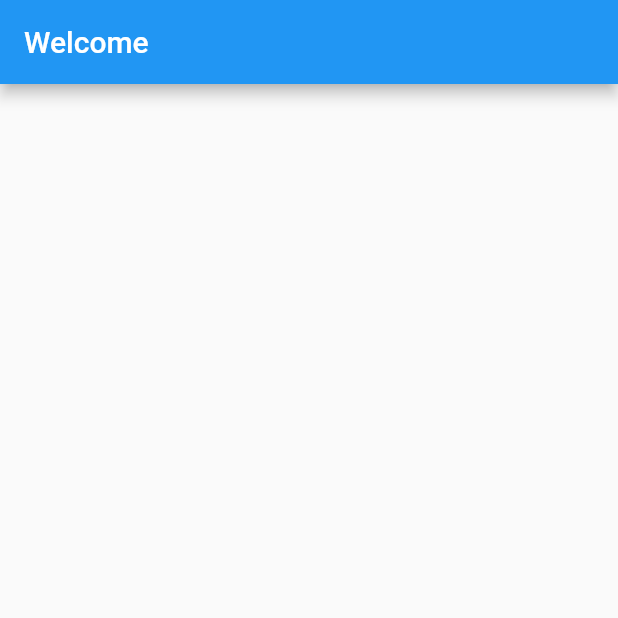
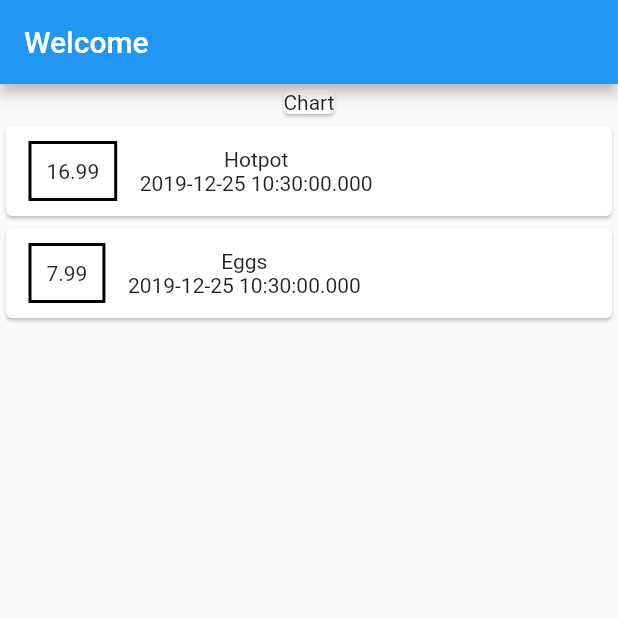
Before and after one commit to thecrumb/expensebook, a Flutter app: the screen it shows after launch, on a phone screen of 412 x 824 dp, the top half of it. Run offline on Flutter 3.47's test engine with Material 2 defaults, Android fonts, the phone set to English and light mode, and no system bars.

Commit message:
Started making list of expenses

```diff
--- /dev/null
+++ b/lib/expense.dart
@@ -0,0 +1,15 @@
+import 'package:flutter/foundation.dart';
+
+class Expense {
+  final String id;
+  final String title;
+  final double amount;
+  final DateTime date;
+
+  Expense({
+    @required this.id,
+    @required this.title,
+    @required this.amount,
+    @required this.date,
+  });
+}
--- a/lib/main.dart
+++ b/lib/main.dart
@@ -1,4 +1,6 @@
 import 'package:flutter/material.dart';
+
+import './expense.dart';
 
 void main() => runApp(MyApp());
 
@@ -13,12 +15,68 @@ class MyApp extends StatelessWidget {
 }
 
 class MyHomePage extends StatelessWidget {
+  final List<Expense> expenses = [
+    Expense(
+      id: '1',
+      title: 'Hotpot',
+      amount: 16.99,
+      date: DateTime.now(),
+    ),
+    Expense(
+      id: '2',
+      title: 'Eggs',
+      amount: 7.99,
+      date: DateTime.now(),
+    )
+  ];
+
   @override
   Widget build(BuildContext context) {
     return Scaffold(
       appBar: AppBar(
         title: Text('Welcome'),
       ),
+      body: Column(
+        children: <Widget>[
+          Card(
+            child: Text('Chart'),
+          ),
+          Column(
+            children: expenses.map((expense) {
+              return Card(
+                child: Row(
+                  children: <Widget>[
+                    Container(
+                      margin: EdgeInsets.symmetric(
+                        vertical: 10.0,
+                        horizontal: 15.0,
+                      ),
+                      decoration: BoxDecoration(
+                        border: Border.all(
+                          color: Colors.black,
+                          width: 2.0,
+                        ),
+                      ),
+                      padding: EdgeInsets.all(10.0),
+                      child: Text(expense.amount.toString()),
+                    ),
+                    Column(
+                      children: <Widget>[
+                        Container(
+                          child: Text(expense.title),
+                        ),
+                        Container(
+                          child: Text(expense.date.toString()),
+                        ),
+                      ],
+                    )
+                  ],
+                ),
+              );
+            }).toList(),
+          ),
+        ],
+      ),
     );
   }
 }
```
Also changed, not shown: 1 other file.
